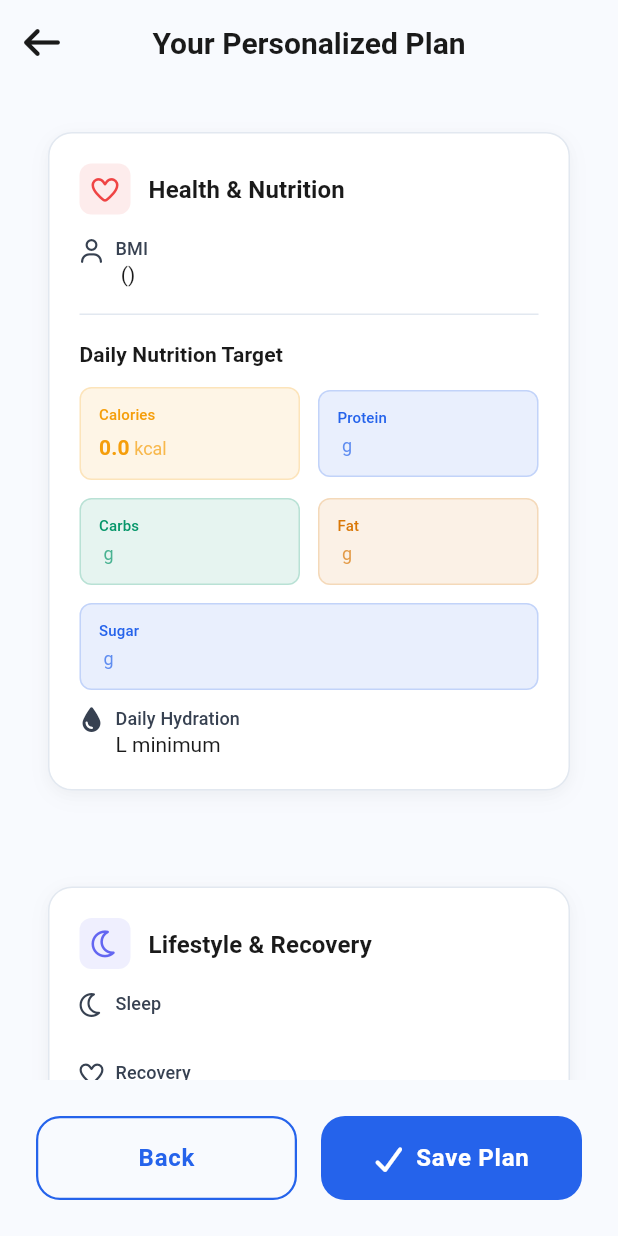
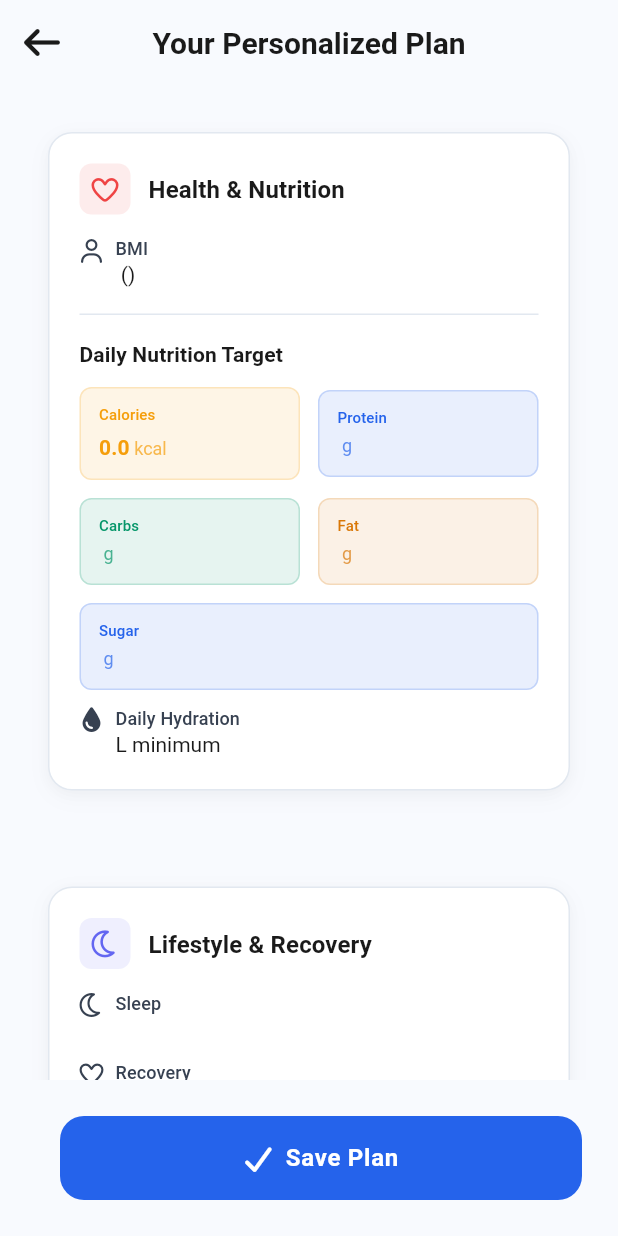
Before and after one commit to Hinokamika/graduation-project, a Flutter app: the PlanResultPage screen opened directly with empty values, on a phone screen of 412 x 824 dp. Run offline on Flutter 3.47's test engine with Material 3 defaults, Android fonts, the phone set to English and light mode, and no system bars; our stand-ins replace connectivity_plus, flutter_dotenv, font_awesome_flutter, image_picker, supabase_flutter; missing offline and left inert: health, mongo_dart; accounts and stored records are empty; network calls fail; Roboto replaces fonts that are missing (SF Pro Display).

```diff
--- a/lib/features/plan/plan_loading_page.dart
+++ b/lib/features/plan/plan_loading_page.dart
@@ -14,7 +14,7 @@ class PlanLoadingPage extends StatefulWidget {
 
 class _PlanLoadingPageState extends State<PlanLoadingPage> {
   String? _error;
-  static const Duration _minLoadingDuration = Duration(seconds: 40);
+  static const Duration _minLoadingDuration = Duration(seconds: 60);
 
   @override
   void initState() {
--- a/lib/features/plan/plan_result_page.dart
+++ b/lib/features/plan/plan_result_page.dart
@@ -405,13 +405,6 @@ class _PlanResultPageState extends State<PlanResultPage> {
       padding: const EdgeInsets.all(24.0),
       child: Row(
         children: [
-          Expanded(
-            child: EnhancedButton(
-              text: 'Back',
-              onPressed: _saving ? null : () => Navigator.of(context).pop(),
-              isOutlined: true,
-            ),
-          ),
           const SizedBox(width: 16),
           Expanded(
             child: EnhancedButton(
```
Also changed, not shown: lib/features/auth/login_page.dart (+29 -9 lines), lib/features/onboarding/survey_page.dart (+3 -5 lines).
